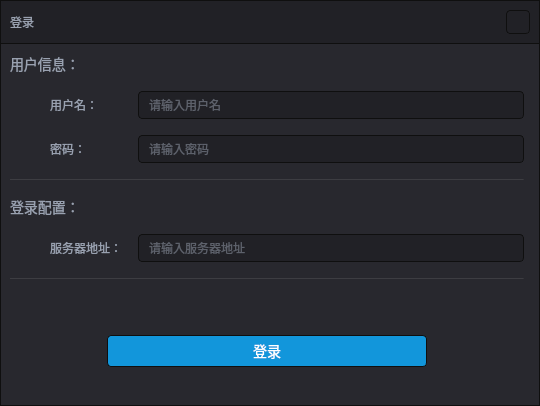
Type3limit/ScreenRecorder, file dialogs/logindialog.ui: the form before one commit.
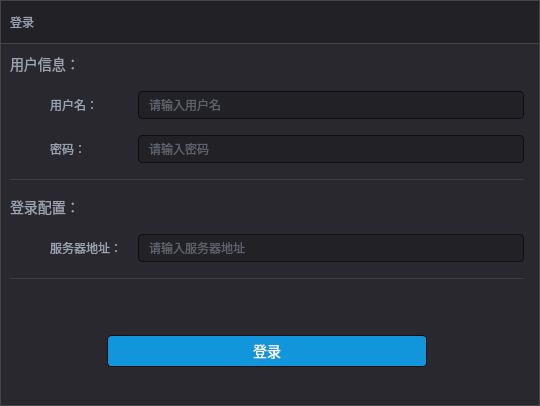
The form after the commit. Icons and pictures are not drawn. Custom widgets are drawn as their Qt base class.

Patch:
```diff
--- a/dialogs/logindialog.ui
+++ b/dialogs/logindialog.ui
@@ -17,44 +17,25 @@
    <string notr="true">QFrame#contentFrame
 {
 background-color:#28282E;
-border-top : 0px solid #0F0F0F;
-border-left : 1px solid #0F0F0F;
-border-right : 1px solid #0F0F0F;
-border-bottom : 1px solid #0F0F0F;
+border-top : 0px solid #454549;
+border-left : 1px solid #454549;
+border-right : 1px solid #454549;
+border-bottom : 1px solid #454549;
 border-bottom-left-radius:0px;
 border-bottom-right-radius:0px;
 }
 
 QFrame#titleFrame
 {
-border-top : 1px solid #0F0F0F;
-border-left : 1px solid #0F0F0F;
-border-right : 1px solid #0F0F0F;
-border-bottom : 1px solid #0F0F0F;
+border-top : 1px solid #454549;
+border-left : 1px solid #454549;
+border-right : 1px solid #454549;
+border-bottom : 1px solid #454549;
 background-color:#212126;
 border-top-left-radius:0px;
 border-top-right-radius:0px;
 }
 
-QPushButton
-{
-  selection-background-color: #40404A;
-  selection-color: #3B3B41;
-  color: #99A1B0;
-  height:24px;
-  background-color: #212126;
-  border-style: solid;
-  border: 1px solid #0F0F0F;
-  border-radius: 4;
-  padding: 1px 0px 1px 2px;
-  font-size: 12px;
-  font-family:Microsoft YaHei UI;
-  padding-left:0px;
-}
-QPushButton:hover
-{
- background-color: #2F2F34;
-}
 
 QCheckBox,
 QLabel
@@ -265,6 +246,15 @@
           <height>24</height>
          </size>
         </property>
+        <property name="styleSheet">
+         <string notr="true">
+QPushButton:hover
+            {
+            background-color:#212126;
+            border-radius: 4px;
+            border: 1px solid #5967f2;
+            }</string>
+        </property>
         <property name="text">
          <string/>
         </property>
@@ -272,6 +262,9 @@
          <iconset resource="../resource.qrc">
           <normaloff>:/icons/images/close.svg</normaloff>:/icons/images/close.svg</iconset>
         </property>
+        <property name="flat">
+         <bool>true</bool>
+        </property>
        </widget>
       </item>
      </layout>
```
